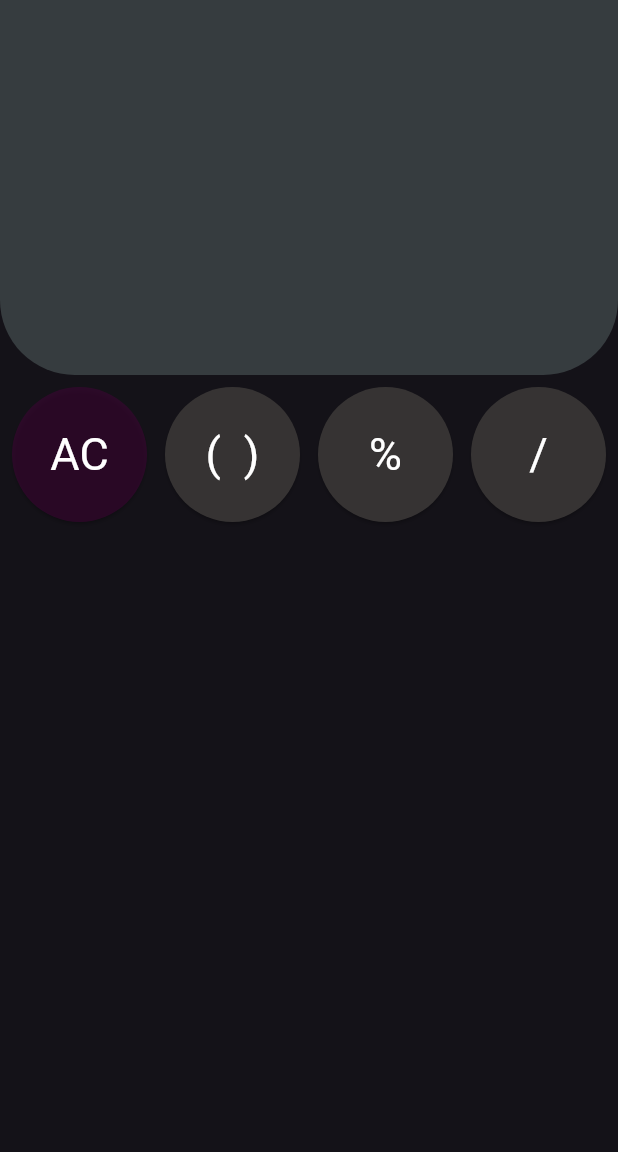
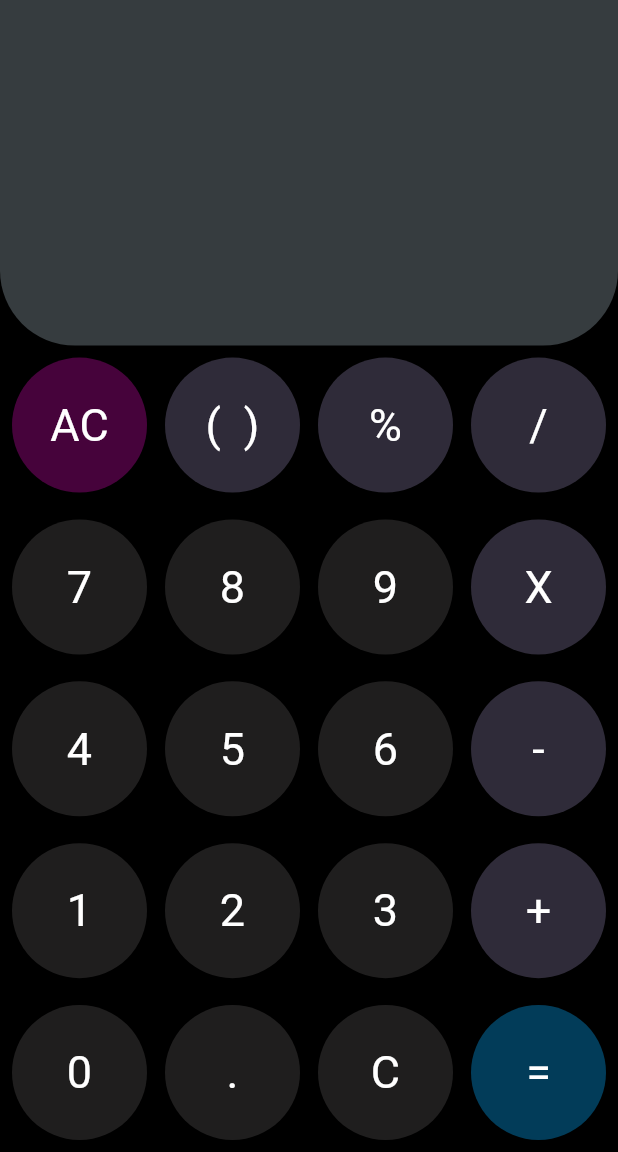
Before and after one commit to hijasahamed/Calculator-Flutter, a Flutter app: the screen it shows after launch, on a phone screen of 412 x 824 dp, the part 84-1236 px from its top. Run offline on Flutter 3.47's test engine with Material 3 defaults, Android fonts, the phone set to English and light mode, and no system bars.

Commit message:
buttons done

```diff
--- a/lib/screens/calculator.dart
+++ b/lib/screens/calculator.dart
@@ -12,13 +12,16 @@ class _CalculatorState extends State<Calculator> {
   @override
   Widget build(BuildContext context) {
     return  Scaffold(
+      backgroundColor: Colors.black,
       appBar: AppBar(
         title: const Text('Calculator'),
       ),
       body:  SafeArea(
         child: Column(
           children: [
-            Container(
+            Expanded(
+              flex: 3,
+              child: Container(
                 width: double.infinity,
                 height: 250,
                 decoration: const BoxDecoration(
@@ -26,20 +29,63 @@ class _CalculatorState extends State<Calculator> {
                   color: Color.fromARGB(255, 54, 60, 63)
                 ),
               ),
-            Padding(
+            ),
+            Expanded(
+              flex: 7,
+              child: Container(
+                child: Padding(
                   padding: const EdgeInsets.all(8.0),
                   child: Column(
+                    mainAxisAlignment: MainAxisAlignment.spaceBetween,
                     children: [
                       Row(
                         mainAxisAlignment: MainAxisAlignment.spaceBetween ,
                         children: [
-                      Button(text: 'AC', colorofbtn:const Color.fromARGB(123, 70, 3, 59)),
-                      Button(text: '(  )', colorofbtn:const Color.fromARGB(255, 54, 51, 51)),
-                      Button(text: '%', colorofbtn:const Color.fromARGB(255, 54, 51, 51)),
-                      Button(text: '/', colorofbtn:const Color.fromARGB(255, 54, 51, 51)),
+                          Button(text: 'AC', colorofbtn:const Color.fromARGB(255, 70, 3, 59)),
+                          Button(text: '(  )', colorofbtn:const Color.fromARGB(255, 47, 43, 57)),
+                          Button(text: '%', colorofbtn:const Color.fromARGB(255, 47, 43, 57)),
+                          Button(text: '/', colorofbtn:const Color.fromARGB(255, 47, 43, 57)),
+                        ],
+                      ),
+                      Row(
+                        mainAxisAlignment: MainAxisAlignment.spaceBetween ,
+                        children: [
+                          Button(text: '7', colorofbtn:const Color.fromARGB(255, 31, 30, 30)),
+                          Button(text: '8', colorofbtn:const Color.fromARGB(255, 31, 30, 30)),
+                          Button(text: '9', colorofbtn:const Color.fromARGB(255, 31, 30, 30)),
+                          Button(text: 'X', colorofbtn:const Color.fromARGB(255, 47, 43, 57)),
+                        ],
+                      ),
+                      Row(
+                        mainAxisAlignment: MainAxisAlignment.spaceBetween ,
+                        children: [
+                          Button(text: '4', colorofbtn:const Color.fromARGB(255, 31, 30, 30)),
+                          Button(text: '5', colorofbtn:const Color.fromARGB(255, 31, 30, 30)),
+                          Button(text: '6', colorofbtn:const Color.fromARGB(255, 31, 30, 30)),
+                          Button(text: '-', colorofbtn:const Color.fromARGB(255, 47, 43, 57)),
+                        ],
+                      ),
+                      Row(
+                        mainAxisAlignment: MainAxisAlignment.spaceBetween ,
+                        children: [
+                          Button(text: '1', colorofbtn:const Color.fromARGB(255, 31, 30, 30)),
+                          Button(text: '2', colorofbtn:const Color.fromARGB(255, 31, 30, 30)),
+                          Button(text: '3', colorofbtn:const Color.fromARGB(255, 31, 30, 30)),
+                          Button(text: '+', colorofbtn:const Color.fromARGB(255, 47, 43, 57)),
+                        ],
+                      ),
+                      Row(
+                        mainAxisAlignment: MainAxisAlignment.spaceBetween ,
+                        children: [
+                          Button(text: '0', colorofbtn:const Color.fromARGB(255, 31, 30, 30)),
+                          Button(text: '.', colorofbtn:const Color.fromARGB(255, 31, 30, 30)),
+                          Button(text: 'C', colorofbtn:const Color.fromARGB(255, 31, 30, 30)),
+                          Button(text: '=', colorofbtn:const Color.fromARGB(255, 2, 60, 89)),
                         ],
                       ),
                     ],
+                  ),
+                ),
               ),
             )
           ],
```
Lines whose indentation alone changed are shown as unchanged.
